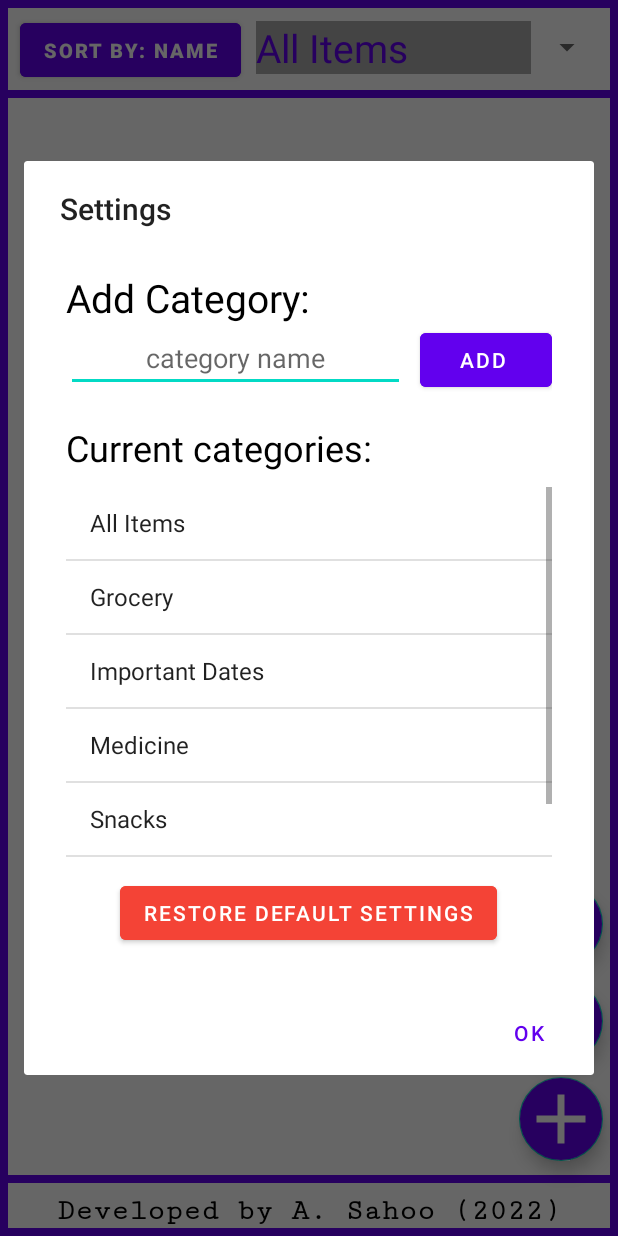
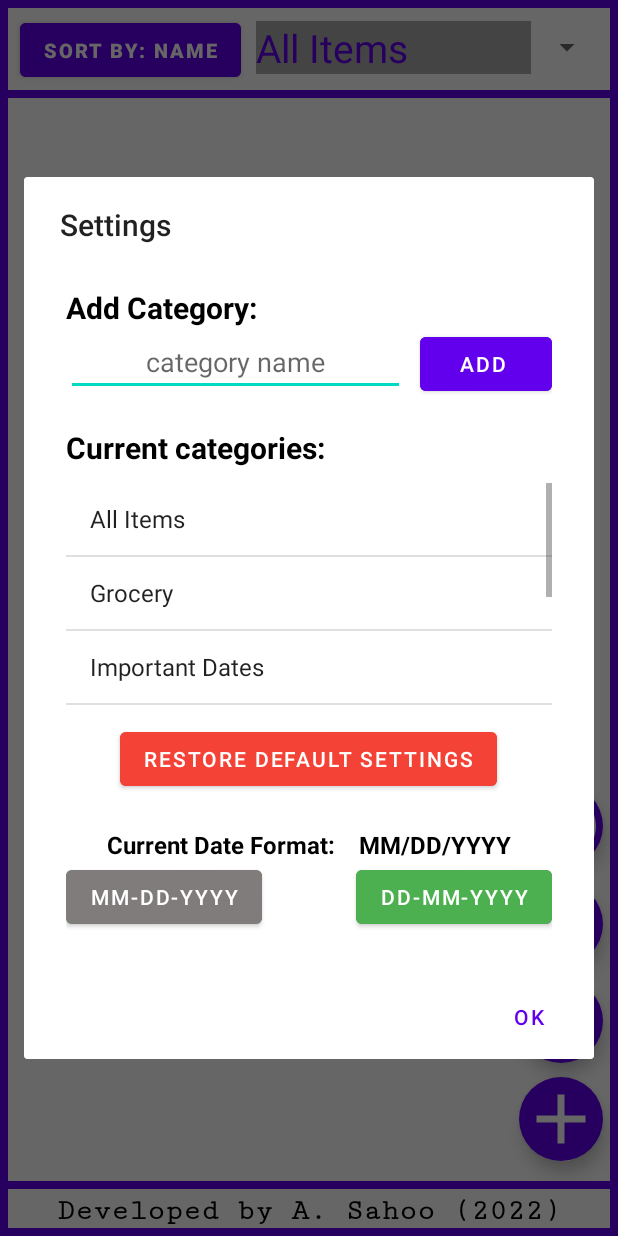
Before and after one commit to anish-sahoo/ExpiryDateReminder, an Android app: the screen it shows after launch (MainActivity), after a tap on "settings", on a phone screen of 412 x 824 dp. Run offline under Robolectric (Android 15) with nearby library versions, the phone set to English and light mode, and no system bars; 4 statements that could not run were skipped.

Commit message:
Added Date Format selection & Help Button
added capability to remember what date format user selects
added help button that has a short summary of what the other buttons do.

```diff
--- /dev/null
+++ b/app/src/main/java/com/anish/expirydatereminder/DateFormatDatabase.java
@@ -0,0 +1,65 @@
+package com.anish.expirydatereminder;
+
+import android.content.ContentValues;
+import android.content.Context;
+import android.database.Cursor;
+import android.database.SQLException;
+import android.database.sqlite.SQLiteDatabase;
+import android.database.sqlite.SQLiteOpenHelper;
+
+import java.util.ArrayList;
+
+public class DateFormatDatabase extends SQLiteOpenHelper {
+    private static final String DB_NAME = "itemsDatabase";
+    private static final int DB_VERSION = 8;
+    private static final String TABLE_NAME = "dateFormatTable";
+    private static final String FORMAT_COL = "format";
+
+    public DateFormatDatabase(Context context){
+        super(context, DB_NAME, null, DB_VERSION);
+        try{
+            onCreate(getWritableDatabase());
+        }
+        catch (SQLException e) {
+            String query = "CREATE TABLE IF NOT EXISTS " + TABLE_NAME + " ("
+                    + FORMAT_COL + " INTEGER)";
+            getWritableDatabase().execSQL(query);
+            }
+        }
+
+    @Override
+    public void onCreate(SQLiteDatabase sqLiteDatabase) {
+        String query = "CREATE TABLE IF NOT EXISTS " + TABLE_NAME + " ("
+                + FORMAT_COL + " INTEGER)";
+        sqLiteDatabase.execSQL(query);
+    }
+
+    public void update(int a){
+        SQLiteDatabase db = this.getWritableDatabase();
+        db.delete(TABLE_NAME,"format=?", new String[]{"1"});
+        db.delete(TABLE_NAME,"format=?", new String[]{"2"});
+
+        ContentValues cv = new ContentValues();
+        cv.put(FORMAT_COL,a);
+        db.insert(TABLE_NAME,null,cv);
+    }
+
+    public int getCurrentFormat(){
+        SQLiteDatabase db = this.getReadableDatabase();
+        Cursor crs = db.rawQuery("SELECT * FROM " + TABLE_NAME, null);
+        ArrayList<Integer> categories = new ArrayList<>();
+        if (crs.moveToFirst()) {
+            do {
+                categories.add(crs.getInt(0));
+            } while (crs.moveToNext());
+        }
+        crs.close();
+        return categories.get(0);
+    }
+
+    @Override
+    public void onUpgrade(SQLiteDatabase sqLiteDatabase, int i, int i1) {
+        sqLiteDatabase.execSQL("DROP TABLE IF EXISTS " + TABLE_NAME);
+        onCreate(sqLiteDatabase);
+    }
+}
--- a/app/src/main/java/com/anish/expirydatereminder/MainActivity.java
+++ b/app/src/main/java/com/anish/expirydatereminder/MainActivity.java
@@ -38,12 +38,13 @@ public class MainActivity extends AppCompatActivity implements DialogHandler.Exa
     private ArrayList<String> items;
     private ArrayAdapter<String> itemsAdapter, ad;
     private ListView listView;
-    private FloatingActionButton refreshButton, addItemButton, settingsButton;
+    private FloatingActionButton refreshButton, addItemButton, settingsButton, helpButton;
     private Button sortButton;
     private DatabaseHandler dbHandler;
     private List<ItemModel> modelList;
     private List<String> categories;
     SettingsDatabaseHandler settingsDatabaseHandler;
+    DateFormatDatabase dbh;
 
     private Spinner categorySpinner;
 
@@ -75,6 +76,7 @@ public class MainActivity extends AppCompatActivity implements DialogHandler.Exa
         addItemButton.setOnClickListener(view -> openDialog());
 
         dbHandler = new DatabaseHandler(MainActivity.this);
+        dbh = new DateFormatDatabase(MainActivity.this);
 
         modelList = dbHandler.getAllItems();
         modelList.sort(Comparator.comparingInt(ItemModel::getMonth));
@@ -85,7 +87,6 @@ public class MainActivity extends AppCompatActivity implements DialogHandler.Exa
             setNotifications(0);
         else
             setNotifications(1);
-
 
         refreshButton.setOnClickListener(view -> {
             modelList.clear();
@@ -140,12 +141,17 @@ public class MainActivity extends AppCompatActivity implements DialogHandler.Exa
             }
         });
 
+        helpButton = findViewById(R.id.help_button);
+        helpButton.setOnClickListener(view -> {
+            HelpDialogHandler hd = new HelpDialogHandler();
+            hd.show(getSupportFragmentManager(),"Help");
+        });
     }
 
 
     private void populate(List<ItemModel> list) {
         for(ItemModel a:list){
-            addItem(a);
+            addItem(a, dbh.getCurrentFormat());
         }
     }
 
@@ -190,7 +196,7 @@ public class MainActivity extends AppCompatActivity implements DialogHandler.Exa
             if(obj.getItem().equals(item)) {
                 if(obj.getMonth() == month) {
                     if(obj.getYear() == year) {
-                        if(obj.getCategory() == category) {
+                        if(Objects.equals(obj.getCategory(), category)) {
                             return 3;
                         }
                     }
@@ -203,12 +209,16 @@ public class MainActivity extends AppCompatActivity implements DialogHandler.Exa
         return 1;
     }
 
-    private void addItem(ItemModel obj) {
+    private void addItem(ItemModel obj, int dateFormat) {
         String itemName = obj.getItem();
         int month = obj.getMonth();
         int year  = obj.getYear();
         int date = obj.getDate();
-        String totalItem = month+"/"+ date+"/"+year + " : " + itemName;
+        String totalItem = "";
+        if(dateFormat == 1) {
+            totalItem = month + "/" + date + "/" + year + " : " + itemName;
+        }
+        else totalItem = date + "/" + month + "/" + year + " : " + itemName;
         if(!itemName.isEmpty()){
             itemsAdapter.add(totalItem);
         }
@@ -321,7 +331,7 @@ public class MainActivity extends AppCompatActivity implements DialogHandler.Exa
     }
 
     @Override
-    public void refresh() {
+    public void refresh(int a) {
         ad.clear();
         categories.clear();
         ad.notifyDataSetChanged();
--- a/app/src/main/java/com/anish/expirydatereminder/SettingsDialogHandler.java
+++ b/app/src/main/java/com/anish/expirydatereminder/SettingsDialogHandler.java
@@ -3,7 +3,7 @@ package com.anish.expirydatereminder;
 import android.app.AlertDialog;
 import android.app.Dialog;
 import android.content.Context;
-import android.content.DialogInterface;
+import android.graphics.Color;
 import android.os.Bundle;
 import android.view.LayoutInflater;
 import android.view.View;
@@ -20,7 +20,7 @@ import java.util.ArrayList;
 import java.util.List;
 
 public class SettingsDialogHandler extends AppCompatDialogFragment implements AdapterView.OnItemSelectedListener {
-    Button restoreButton,add_button;
+    Button restoreButton,add_button, dateformat1, dateformat2;
     ArrayAdapter<String> settings_spinner_adapter;
     List<String> categories_list;
     EditText category_input;
@@ -35,11 +35,12 @@ public class SettingsDialogHandler extends AppCompatDialogFragment implements Ad
         View v = inflater.inflate(R.layout.settings_layout,null);
         sdh = new SettingsDatabaseHandler(getContext());
 
+        DateFormatDatabase dfd = new DateFormatDatabase(getContext());
 
         builder.setView(v)
                 .setTitle("Settings")
-                .setOnCancelListener(dialogInterface -> obj.refresh())
-                .setPositiveButton("ok",((dialogInterface, i) -> obj.refresh()));
+                .setOnCancelListener(dialogInterface -> obj.refresh(dfd.getCurrentFormat()))
+                .setPositiveButton("ok",((dialogInterface, i) -> obj.refresh(dfd.getCurrentFormat())));
 
         category_input = v.findViewById(R.id.add_category_name);
         restoreButton = v.findViewById(R.id.restore_button);
@@ -98,7 +99,7 @@ public class SettingsDialogHandler extends AppCompatDialogFragment implements Ad
                         categories_list = sdh.getCategories();
                         settings_spinner_adapter.addAll(categories_list);
                         settings_spinner_adapter.notifyDataSetChanged();
-                        obj.refresh();
+                        obj.refresh(dfd.getCurrentFormat());
                     })
                     .setNegativeButton("No", (dialog, which) -> dialog.cancel());
 
@@ -114,6 +115,31 @@ public class SettingsDialogHandler extends AppCompatDialogFragment implements Ad
             settings_spinner_adapter.addAll(categories_list);
             settings_spinner_adapter.notifyDataSetChanged();
             obj.refresh();*/
+        });
+
+        dateformat1 = v.findViewById(R.id.dd_mm_yyyy_button);
+        dateformat2 = v.findViewById(R.id.dd_mm_yyyy_button_2);
+
+        if(dfd.getCurrentFormat() == 1){
+            dateformat1.setBackgroundColor(Color.parseColor("#4CAF50"));
+            dateformat2.setBackgroundColor(Color.parseColor("#807C7C"));
+        }
+        else {
+            dateformat2.setBackgroundColor(Color.parseColor("#4CAF50"));
+            dateformat1.setBackgroundColor(Color.parseColor("#807C7C"));
+        }
+
+        dateformat1.setOnClickListener(view -> {
+            dateformat1.setBackgroundColor(Color.parseColor("#4CAF50"));
+            dateformat2.setBackgroundColor(Color.parseColor("#807C7C"));
+            dfd.update(1);
+            Toast.makeText(getContext(), "Date format changed to MM-DD-YYYY", Toast.LENGTH_SHORT).show();
+        });
+        dateformat2.setOnClickListener(view -> {
+            dateformat2.setBackgroundColor(Color.parseColor("#4CAF50"));
+            dateformat1.setBackgroundColor(Color.parseColor("#807C7C"));
+            dfd.update(2);
+            Toast.makeText(getContext(), "Date format changed to DD-MM-YYYY", Toast.LENGTH_SHORT).show();
         });
 
         return builder.create();
@@ -140,6 +166,6 @@ public class SettingsDialogHandler extends AppCompatDialogFragment implements Ad
     }
 
     public interface SettingsDialog{
-        void refresh();
+        void refresh(int a);
     }
 }
--- /dev/null
+++ b/app/src/main/res/drawable/ic_baseline_help_outline_24.xml
@@ -0,0 +1,5 @@
+<vector android:height="24dp" android:tint="#FFFFFF"
+    android:viewportHeight="24" android:viewportWidth="24"
+    android:width="24dp" xmlns:android="http://schemas.android.com/apk/res/android">
+    <path android:fillColor="@android:color/white" android:pathData="M11,18h2v-2h-2v2zM12,2C6.48,2 2,6.48 2,12s4.48,10 10,10 10,-4.48 10,-10S17.52,2 12,2zM12,20c-4.41,0 -8,-3.59 -8,-8s3.59,-8 8,-8 8,3.59 8,8 -3.59,8 -8,8zM12,6c-2.21,0 -4,1.79 -4,4h2c0,-1.1 0.9,-2 2,-2s2,0.9 2,2c0,2 -3,1.75 -3,5h2c0,-2.25 3,-2.5 3,-5 0,-2.21 -1.79,-4 -4,-4z"/>
+</vector>
--- a/app/src/main/res/layout/activity_main.xml
+++ b/app/src/main/res/layout/activity_main.xml
@@ -1,7 +1,9 @@
 <?xml version="1.0" encoding="utf-8"?>
 <RelativeLayout xmlns:android="http://schemas.android.com/apk/res/android"
+    xmlns:tools="http://schemas.android.com/tools"
     android:layout_width="match_parent"
-    android:layout_height="match_parent">
+    android:layout_height="match_parent"
+    xmlns:app="http://schemas.android.com/apk/res-auto">
 
     <View
         android:id="@+id/divider6"
@@ -37,7 +39,7 @@
         android:layout_alignParentStart="true"
         android:layout_alignParentEnd="true"
         android:layout_alignParentBottom="true"
-        android:layout_marginBottom="35dp"
+        android:layout_marginBottom="31dp"
 
         android:background="?android:attr/listDivider"
         android:backgroundTint="@color/purple_500"
@@ -96,9 +98,11 @@
 
         android:layout_marginEnd="10dp"
         android:layout_marginBottom="50dp"
-
+        app:borderWidth="0dp"
         android:backgroundTint="@color/purple_500"
-        android:foreground="@drawable/ic_baseline_add_24" />
+        tools:ignore="RelativeOverlap"
+        android:foreground="@drawable/ic_baseline_add_24"
+        android:contentDescription="Add Item" />
 
     <TextView
         android:id="@+id/copyrightText"
@@ -127,11 +131,12 @@
 
         android:layout_marginEnd="10dp"
         android:layout_marginBottom="115dp"
-
+        app:borderWidth="0dp"
         android:backgroundTint="@color/purple_500"
         android:foreground="@drawable/ic_baseline_refresh_24"
         android:textSize="17sp"
         android:textStyle="bold"
+        tools:ignore="RelativeOverlap"
         android:contentDescription="refresh" />
 
     <com.google.android.material.floatingactionbutton.FloatingActionButton
@@ -142,12 +147,31 @@
         android:backgroundTint="@color/purple_500"
         android:backgroundTintMode="src_over"
         android:layout_alignParentEnd="true"
+        android:layout_above="@id/refreshButton"
+        android:layout_alignParentBottom="true"
+        app:borderWidth="0dp"
+        android:layout_marginEnd="10dp"
+        android:layout_marginBottom="180dp"
+        tools:ignore="RelativeOverlap"
+        android:contentDescription="settings"/>
+
+    <com.google.android.material.floatingactionbutton.FloatingActionButton
+        android:id="@+id/help_button"
+        android:layout_width="wrap_content"
+        android:layout_height="wrap_content"
+
+        android:backgroundTint="@color/purple_500"
+        android:backgroundTintMode="src_over"
+        android:layout_alignParentEnd="true"
         android:layout_alignParentBottom="true"
 
+        android:foreground="@drawable/ic_baseline_help_outline_24"
+        app:borderWidth="0dp"
         android:layout_marginEnd="10dp"
-        android:layout_marginBottom="180dp"
-
-        android:contentDescription="settings"/>
+        android:layout_marginBottom="245dp"
+        android:contentDescription="help button"
+        tools:ignore="RelativeOverlap">
+    </com.google.android.material.floatingactionbutton.FloatingActionButton>
 
     <Button
         android:id="@+id/sortButton"
@@ -175,7 +199,7 @@
         android:layout_marginStart="5dp"
         android:layout_marginTop="64dp"
         android:layout_marginEnd="5dp"
-        android:layout_marginBottom="42dp"
+        android:layout_marginBottom="38dp"
 
         android:orientation="vertical"
         android:padding="10dp">
--- a/app/src/main/res/layout/settings_layout.xml
+++ b/app/src/main/res/layout/settings_layout.xml
@@ -10,7 +10,8 @@
         android:layout_height="wrap_content"
         android:text="Add Category:"
         android:textColor="@color/black"
-        android:textSize="26sp">
+        android:textSize="20sp"
+        android:textStyle="bold">
     </TextView>
 
     <EditText
@@ -46,12 +47,41 @@
         android:text="Restore Default Settings"
         android:textColor="#FFFFFF"/>
 
+    <TextView
+        android:id="@+id/date_format"
+        android:layout_width="match_parent"
+        android:layout_height="wrap_content"
+        android:layout_below="@id/restore_button"
+        android:text="Current Date Format:    MM/DD/YYYY"
+        android:textAlignment="center"
+        android:textSize="16sp"
+        android:textStyle="bold"
+        android:layout_marginTop="22dp"
+        android:textColor="@color/black" />
+
+    <Button
+        android:id="@+id/dd_mm_yyyy_button"
+        android:layout_width="wrap_content"
+        android:layout_height="wrap_content"
+        android:layout_below="@id/date_format"
+        android:text="MM-DD-YYYY"
+        android:backgroundTint="#4CAF50"/>
+
+    <Button
+        android:layout_width="wrap_content"
+        android:id="@+id/dd_mm_yyyy_button_2"
+        android:layout_height="wrap_content"
+        android:layout_below="@id/date_format"
+        android:text="DD-MM-YYYY"
+        android:layout_alignParentEnd="true"
+        android:backgroundTint="#807C7C"/>
+
     <ListView
         android:id="@+id/categories_list_view"
         android:layout_width="wrap_content"
         android:layout_below="@id/current_categories"
         android:layout_marginTop="10dp"
-        android:layout_height="250dp"
+        android:layout_height="150dp"
         android:layout_centerVertical="true" />
 
     <TextView
@@ -59,11 +89,11 @@
         android:layout_width="wrap_content"
         android:layout_height="wrap_content"
 
-        android:textSize="24sp"
+        android:textSize="20sp"
         android:layout_marginTop="18dp"
+        android:textStyle="bold"
         android:textColor="@color/black"
         android:layout_below="@id/add_category_button"
-        android:text="Current categories:">
-    </TextView>
+        android:text="Current categories:"/>
 
 </RelativeLayout>
```
Also changed, not shown: app/src/main/java/com/anish/expirydatereminder/HelpDialogHandler.java (added, +22 -0 lines), app/src/main/res/layout/help_layout.xml (added, +89 -0 lines).
